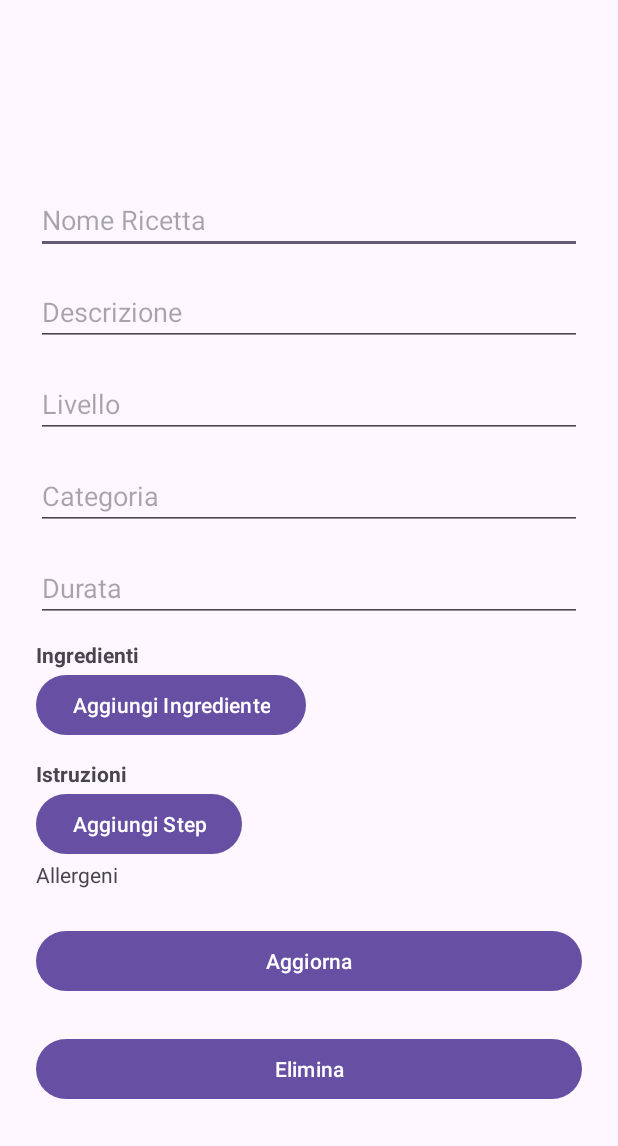
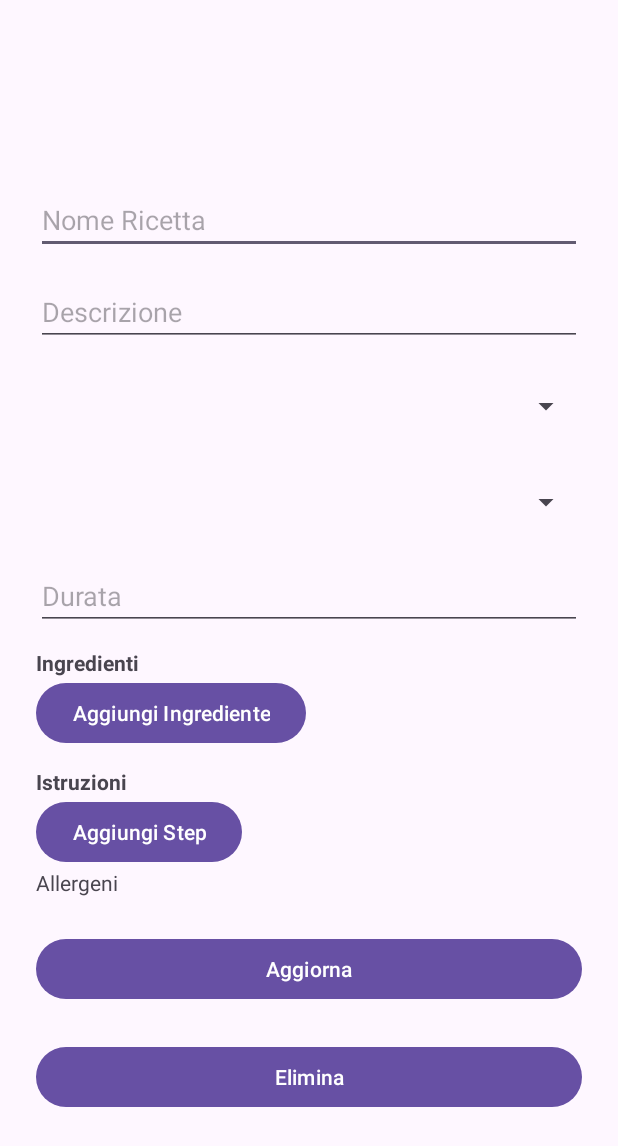
Before and after one commit to tinoLegend03/cookbook_v2, an Android app: the layout fragment_update.xml on its own in the app's theme, with its tools: preview values and no code run, on a phone screen of 412 x 824 dp. Shown: the top 1146 px of the screen. Run offline under Robolectric (Android 15) with nearby library versions, the phone set to English and light mode, and no system bars.

Commit message:
inserimento degli spinner in UpdateFragment.kt

```diff
--- a/app/src/main/res/layout/fragment_update.xml
+++ b/app/src/main/res/layout/fragment_update.xml
@@ -39,26 +39,26 @@
             app:layout_constraintStart_toStartOf="parent"
             app:layout_constraintTop_toBottomOf="@+id/updateRecipeName_et" />
 
-        <EditText
+        <Spinner
             android:id="@+id/updateRecipeLevel_et"
             android:layout_width="match_parent"
-            android:layout_height="wrap_content"
+            android:layout_height="48dp"
             android:layout_marginTop="16dp"
             android:ems="10"
-            android:hint="Livello"
+            android:text="@string/livello"
             android:inputType="text"
             app:layout_constraintEnd_toEndOf="parent"
             app:layout_constraintHorizontal_bias="0.5"
             app:layout_constraintStart_toStartOf="parent"
             app:layout_constraintTop_toBottomOf="@+id/updateRecipeDescription_et" />
 
-        <EditText
+        <Spinner
             android:id="@+id/updateRecipeCategory_et"
             android:layout_width="match_parent"
-            android:layout_height="wrap_content"
+            android:layout_height="48dp"
             android:layout_marginTop="16dp"
             android:ems="10"
-            android:hint="Categoria"
+            android:text="@string/categoria"
             android:inputType="text"
             app:layout_constraintEnd_toEndOf="parent"
             app:layout_constraintHorizontal_bias="0.5"
```
Also changed, not shown: app/src/main/java/com/project/roomdb_replica_ufficiale/fragments/update/UpdateFragment.kt (+98 -66 lines).
